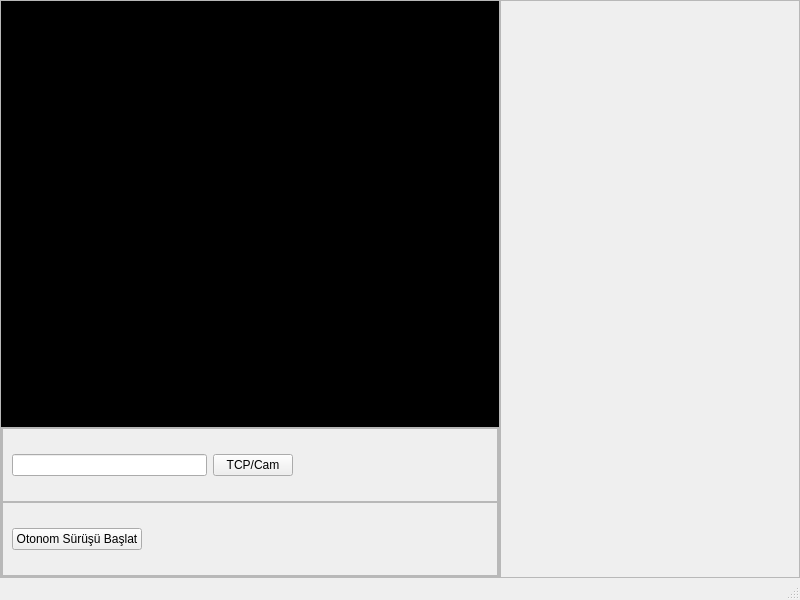
Old version of the form mainwindow.ui in the repository akifs52/line-following.
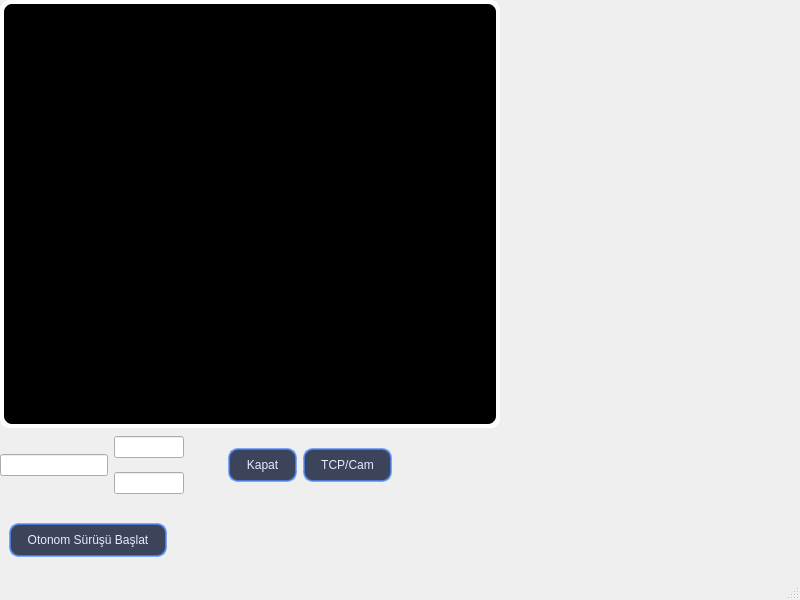
New version of the form.

The edit to the form file:
```diff
--- a/mainwindow.ui
+++ b/mainwindow.ui
@@ -14,6 +14,52 @@
    <string>MainWindow</string>
   </property>
   <widget class="QWidget" name="centralwidget">
+   <property name="styleSheet">
+    <string notr="true">/* ANA GRADIENT */
+QWidget{
+    background: qlineargradient(
+        x1:0, y1:0, x2:1, y2:0,
+        stop:0 rgba(5, 10, 30, 255),
+        stop:1 rgba(40, 80, 160, 255)
+    );
+}
+
+/* FRAME */
+QFrame {
+    background: transparent;
+    border-radius: 10px;
+}
+
+QFrame:hover {
+    background: rgba(0, 0, 0, 50);
+}
+
+/* CAM FRAME */
+QFrame#glassFrame {
+    background: rgba(255, 255, 255, 30);
+    border: 1px solid rgba(255,255,255,80);
+}
+
+/* BUTON */
+QPushButton {
+    background: rgba(10, 20, 50, 200);
+    color: #e6ecff;
+    border: 2px solid rgba(80, 140, 255, 180);
+    border-radius: 10px;
+    padding: 8px 16px;
+}
+
+QPushButton:hover {
+    border: 2px solid rgba(120, 180, 255, 255);
+}
+
+QPushButton:pressed {
+    background: rgba(5, 10, 30, 230);
+}
+
+
+</string>
+   </property>
    <layout class="QHBoxLayout" name="horizontalLayout">
     <property name="spacing">
      <number>0</number>
@@ -83,16 +129,62 @@
             <number>0</number>
            </property>
            <item>
-            <widget class="QLabel" name="CamLabel">
+            <widget class="QFrame" name="frame_6">
              <property name="styleSheet">
-              <string notr="true">QLabel{
+              <string notr="true">QFrame
+{
+	border: 2px solid white; 
+	border-radius: 10px;	
+}
+
+QFrame:hover
+{
+	border: 2px solid red;
+	border-radius: 10px;
+}</string>
+             </property>
+             <property name="frameShape">
+              <enum>QFrame::Shape::StyledPanel</enum>
+             </property>
+             <property name="frameShadow">
+              <enum>QFrame::Shadow::Raised</enum>
+             </property>
+             <layout class="QHBoxLayout" name="horizontalLayout_5">
+              <property name="spacing">
+               <number>0</number>
+              </property>
+              <property name="leftMargin">
+               <number>0</number>
+              </property>
+              <property name="topMargin">
+               <number>0</number>
+              </property>
+              <property name="rightMargin">
+               <number>0</number>
+              </property>
+              <property name="bottomMargin">
+               <number>0</number>
+              </property>
+              <item>
+               <widget class="QLabel" name="CamLabel">
+                <property name="minimumSize">
+                 <size>
+                  <width>0</width>
+                  <height>0</height>
+                 </size>
+                </property>
+                <property name="styleSheet">
+                 <string notr="true">QLabel{
 
 	background-color: rgb(0, 0, 0);
 }</string>
-             </property>
-             <property name="text">
-              <string/>
-             </property>
+                </property>
+                <property name="text">
+                 <string/>
+                </property>
+               </widget>
+              </item>
+             </layout>
             </widget>
            </item>
            <item>
@@ -133,6 +225,17 @@
               </property>
               <item>
                <widget class="QFrame" name="frame_4">
+                <property name="styleSheet">
+                 <string notr="true">QFrame {
+    background: transparent;
+    border-radius: 10px;
+    transition: none;
+}
+
+QFrame:hover {
+    background: rgba(0, 0, 0, 50); /* hover’da kararma */
+}</string>
+                </property>
                 <property name="frameShape">
                  <enum>QFrame::Shape::StyledPanel</enum>
                 </property>
@@ -140,24 +243,174 @@
                  <enum>QFrame::Shadow::Raised</enum>
                 </property>
                 <layout class="QHBoxLayout" name="horizontalLayout_3">
+                 <property name="leftMargin">
+                  <number>0</number>
+                 </property>
+                 <property name="topMargin">
+                  <number>0</number>
+                 </property>
+                 <property name="rightMargin">
+                  <number>0</number>
+                 </property>
+                 <property name="bottomMargin">
+                  <number>0</number>
+                 </property>
                  <item>
-                  <widget class="QLineEdit" name="ipCamLineEdit">
-                   <property name="maximumSize">
-                    <size>
-                     <width>16777215</width>
-                     <height>16777215</height>
-                    </size>
+                  <widget class="QFrame" name="frame_7">
+                   <property name="frameShape">
+                    <enum>QFrame::Shape::StyledPanel</enum>
+                   </property>
+                   <property name="frameShadow">
+                    <enum>QFrame::Shadow::Raised</enum>
+                   </property>
+                   <layout class="QVBoxLayout" name="verticalLayout_4">
+                    <property name="spacing">
+                     <number>0</number>
+                    </property>
+                    <property name="leftMargin">
+                     <number>0</number>
+                    </property>
+                    <property name="topMargin">
+                     <number>0</number>
+                    </property>
+                    <property name="rightMargin">
+                     <number>0</number>
+                    </property>
+                    <property name="bottomMargin">
+                     <number>0</number>
+                    </property>
+                    <item>
+                     <widget class="QLineEdit" name="ipLineEdit">
+                      <property name="maximumSize">
+                       <size>
+                        <width>16777215</width>
+                        <height>16777215</height>
+                       </size>
+                      </property>
+                      <property name="styleSheet">
+                       <string notr="true">QLineEdit
+{
+	
+	color: rgb(255, 255, 255);
+}</string>
+                      </property>
+                      <property name="placeholderText">
+                       <string>ip</string>
+                      </property>
+                     </widget>
+                    </item>
+                   </layout>
+                  </widget>
+                 </item>
+                 <item>
+                  <widget class="QFrame" name="frame_8">
+                   <property name="frameShape">
+                    <enum>QFrame::Shape::StyledPanel</enum>
+                   </property>
+                   <property name="frameShadow">
+                    <enum>QFrame::Shadow::Raised</enum>
+                   </property>
+                   <layout class="QVBoxLayout" name="verticalLayout_3">
+                    <property name="leftMargin">
+                     <number>0</number>
+                    </property>
+                    <property name="topMargin">
+                     <number>0</number>
+                    </property>
+                    <property name="rightMargin">
+                     <number>0</number>
+                    </property>
+                    <property name="bottomMargin">
+                     <number>0</number>
+                    </property>
+                    <item>
+                     <widget class="QLineEdit" name="camPortLine">
+                      <property name="maximumSize">
+                       <size>
+                        <width>70</width>
+                        <height>16777215</height>
+                       </size>
+                      </property>
+                      <property name="styleSheet">
+                       <string notr="true">QLineEdit
+{
+	
+	color: rgb(255, 255, 255);
+}</string>
+                      </property>
+                      <property name="text">
+                       <string/>
+                      </property>
+                      <property name="placeholderText">
+                       <string>cam port</string>
+                      </property>
+                     </widget>
+                    </item>
+                    <item>
+                     <widget class="QLineEdit" name="raspiPortLine">
+                      <property name="maximumSize">
+                       <size>
+                        <width>70</width>
+                        <height>16777215</height>
+                       </size>
+                      </property>
+                      <property name="styleSheet">
+                       <string notr="true">QLineEdit
+{
+	
+	color: rgb(255, 255, 255);
+}</string>
+                      </property>
+                      <property name="placeholderText">
+                       <string>raspi port</string>
+                      </property>
+                     </widget>
+                    </item>
+                   </layout>
+                  </widget>
+                 </item>
+                 <item>
+                  <widget class="QPushButton" name="closeCam">
+                   <property name="text">
+                    <string>Kapat</string>
                    </property>
                   </widget>
                  </item>
                  <item>
                   <widget class="QPushButton" name="tcpCamBtn">
+                   <property name="minimumSize">
+                    <size>
+                     <width>0</width>
+                     <height>0</height>
+                    </size>
+                   </property>
                    <property name="maximumSize">
                     <size>
-                     <width>100</width>
+                     <width>16777215</width>
                      <height>16777215</height>
                     </size>
                    </property>
+                   <property name="styleSheet">
+                    <string notr="true">QPushButton {
+    background: rgba(10, 20, 50, 200);
+    color: #e6ecff;
+
+    border: 2px solid rgba(80, 140, 255, 180);
+    border-radius: 10px;
+
+    padding: 8px 16px;
+}
+
+QPushButton:hover {
+    border: 2px solid rgba(120, 180, 255, 255);
+    background: rgba(15, 30, 70, 220);
+}
+
+QPushButton:pressed {
+    background: rgba(5, 10, 30, 230);
+    border: 2px solid rgba(60, 120, 220, 200);
+}</string>
+                   </property>
                    <property name="text">
                     <string>TCP/Cam</string>
                    </property>
@@ -168,6 +421,9 @@
                    <property name="orientation">
                     <enum>Qt::Orientation::Horizontal</enum>
                    </property>
+                   <property name="sizeType">
+                    <enum>QSizePolicy::Policy::Expanding</enum>
+                   </property>
                    <property name="sizeHint" stdset="0">
                     <size>
                      <width>40</width>
@@ -181,6 +437,17 @@
               </item>
               <item>
                <widget class="QFrame" name="frame_5">
+                <property name="styleSheet">
+                 <string notr="true">QFrame {
+    background: transparent;
+    border-radius: 10px;
+    transition: none;
+}
+
+QFrame:hover {
+    background: rgba(0, 0, 0, 50); /* hover’da kararma */
+}</string>
+                </property>
                 <property name="frameShape">
                  <enum>QFrame::Shape::StyledPanel</enum>
                 </property>
@@ -190,9 +457,42 @@
                 <layout class="QHBoxLayout" name="horizontalLayout_4">
                  <item>
                   <widget class="QPushButton" name="otonoumBtn">
+                   <property name="minimumSize">
+                    <size>
+                     <width>0</width>
+                     <height>0</height>
+                    </size>
+                   </property>
+                   <property name="styleSheet">
+                    <string notr="true">QPushButton {
+    background: rgba(10, 20, 50, 200);
+    color: #e6ecff;
+
+    border: 2px solid rgba(80, 140, 255, 180);
+    border-radius: 10px;
+
+    padding: 8px 16px;
+}
+
+QPushButton:hover {
+    border: 2px solid rgba(120, 180, 255, 255);
+    background: rgba(15, 30, 70, 220);
+}
+
+QPushButton:pressed {
+    background: rgba(5, 10, 30, 230);
+    border: 2px solid rgba(60, 120, 220, 200);
+}</string>
+                   </property>
                    <property name="text">
                     <string>Otonom Sürüşü Başlat</string>
                    </property>
+                   <property name="iconSize">
+                    <size>
+                     <width>30</width>
+                     <height>30</height>
+                    </size>
+                   </property>
                   </widget>
                  </item>
                  <item>
```
Left out of the diff: 67 changed lines with no effect on the pictures.
